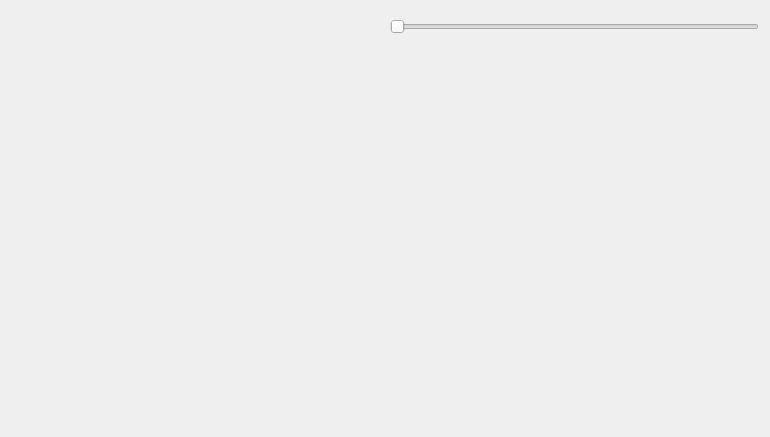
Before: the Qt Designer form src/widgets/projectmanager.ui in jahshaka/Studio, drawn with Qt 5.
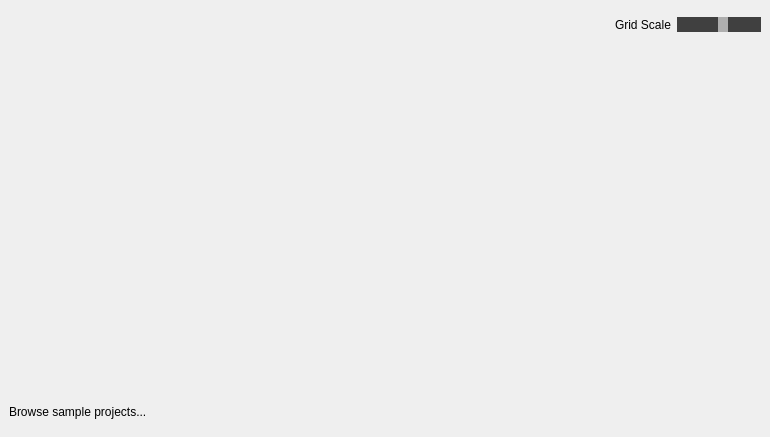
After: the same form once the commit is applied.

Diff of the .ui file:
```diff
--- a/src/widgets/projectmanager.ui
+++ b/src/widgets/projectmanager.ui
@@ -14,7 +14,18 @@
    <string>Form</string>
   </property>
   <property name="styleSheet">
-   <string notr="true">#samples, #projects {
+   <string notr="true">QSlider::groove:horizontal {
+   /* height: 8px; /* the groove expands to the size of the slider by default. by giving it a height, it has a fixed size */
+    background: #404040;
+}
+
+QSlider::handle:horizontal {
+    background: #AFAFAF;
+    width: 10px;
+    margin: -2px 0; /* handle is placed by default on the contents rect of the groove. Expand outside the groove */
+}
+
+#samples, #projects {
 	padding: 8px;
 	color: white;
 }
@@ -76,6 +87,18 @@
 }</string>
   </property>
   <layout class="QGridLayout" name="gridLayout">
+   <property name="leftMargin">
+    <number>9</number>
+   </property>
+   <property name="topMargin">
+    <number>9</number>
+   </property>
+   <property name="rightMargin">
+    <number>9</number>
+   </property>
+   <property name="bottomMargin">
+    <number>9</number>
+   </property>
    <item row="0" column="0">
     <widget class="QWidget" name="widget" native="true">
      <property name="sizePolicy">
@@ -116,14 +139,36 @@
         </property>
         <property name="sizeHint" stdset="0">
          <size>
-          <width>379</width>
+          <width>500</width>
           <height>20</height>
          </size>
         </property>
        </spacer>
       </item>
+      <item>
+       <widget class="QLabel" name="label_2">
+        <property name="text">
+         <string>Grid Scale</string>
+        </property>
+       </widget>
+      </item>
       <item>
        <widget class="QSlider" name="horizontalSlider">
+        <property name="sizePolicy">
+         <sizepolicy hsizetype="Fixed" vsizetype="Fixed">
+          <horstretch>0</horstretch>
+          <verstretch>0</verstretch>
+         </sizepolicy>
+        </property>
+        <property name="minimum">
+         <number>1</number>
+        </property>
+        <property name="maximum">
+         <number>10</number>
+        </property>
+        <property name="value">
+         <number>6</number>
+        </property>
         <property name="orientation">
          <enum>Qt::Horizontal</enum>
         </property>
@@ -168,6 +213,13 @@
       <property name="bottomMargin">
        <number>0</number>
       </property>
+      <item>
+       <widget class="QLabel" name="label">
+        <property name="text">
+         <string>Browse sample projects...</string>
+        </property>
+       </widget>
+      </item>
       <item>
        <spacer name="horizontalSpacer_2">
         <property name="orientation">
```
